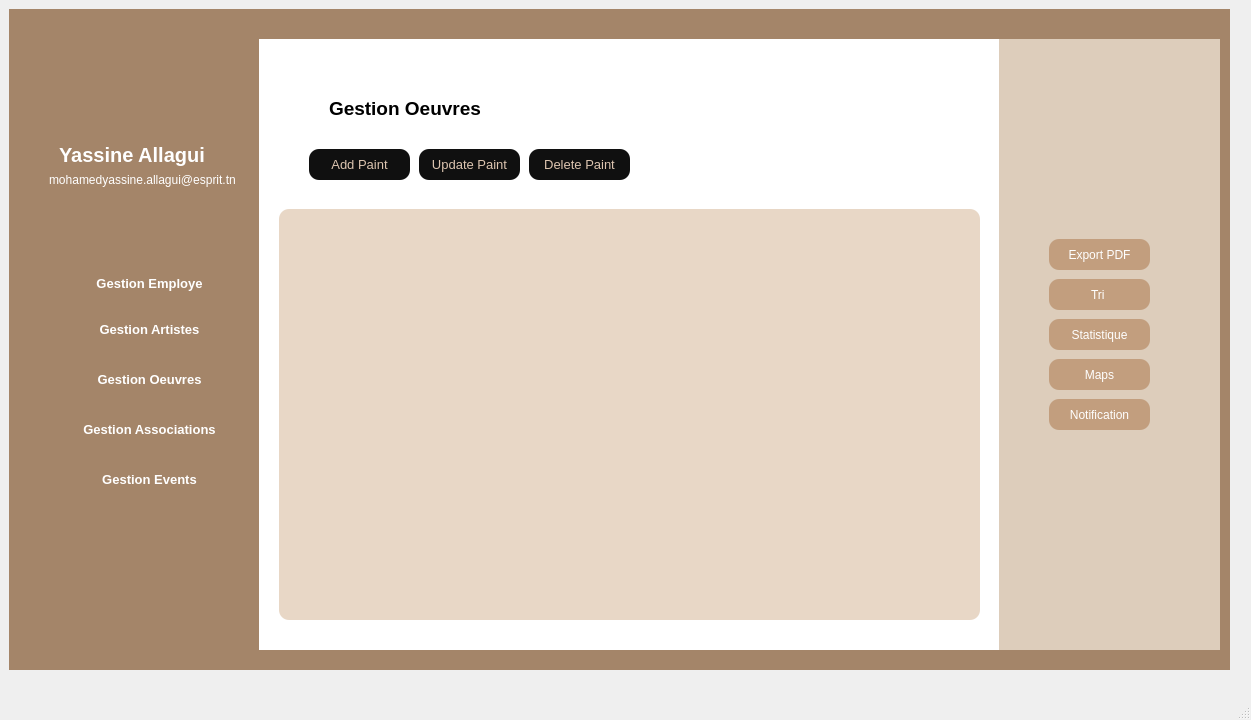
Projet-CPP-2A6/projetQT, file mainwindow.ui: the form before one commit.
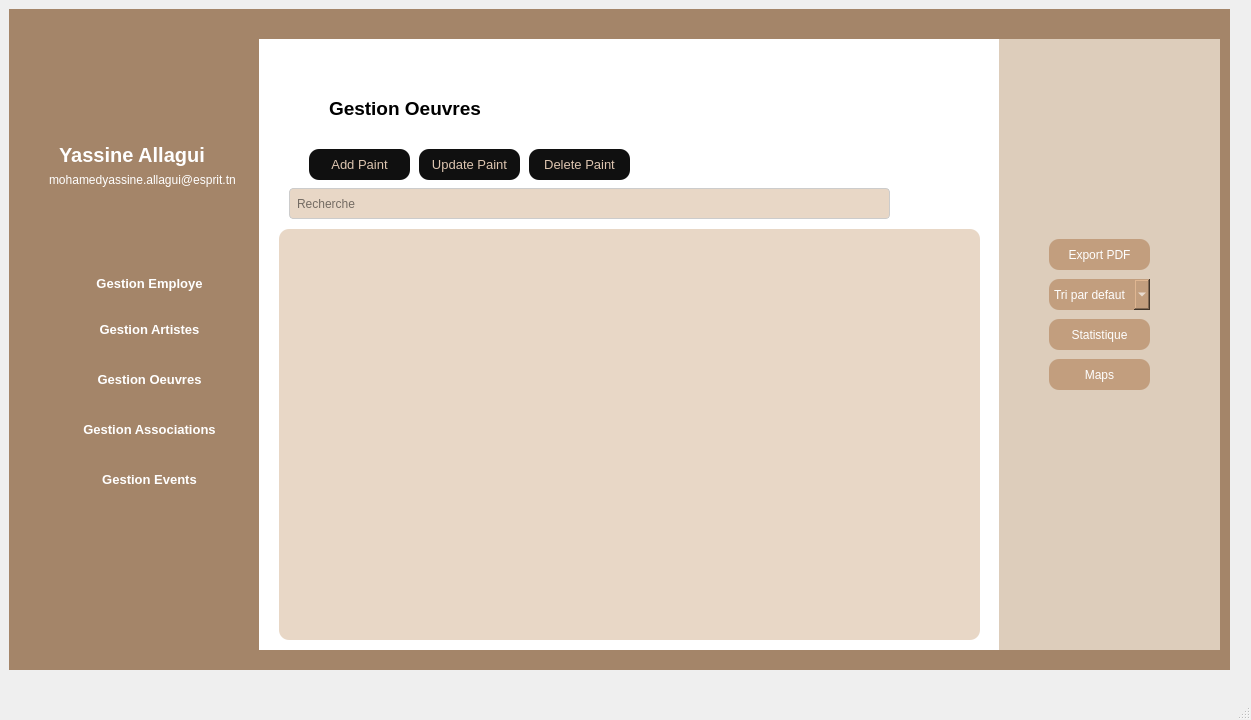
The form after the commit. The open tabs and pages were chosen to show the change.

```diff
--- a/mainwindow.ui
+++ b/mainwindow.ui
@@ -406,34 +406,6 @@
          <property name="styleSheet">
           <string notr="true">background-color: rgb(221, 205, 187);</string>
          </property>
-         <widget class="QPushButton" name="pushButton_10">
-          <property name="geometry">
-           <rect>
-            <x>50</x>
-            <y>240</y>
-            <width>101</width>
-            <height>31</height>
-           </rect>
-          </property>
-          <property name="styleSheet">
-           <string notr="true">QPushButton
-{
-border-radius:10px;
-background-color:#C29E7E;
-color:white;
-}
-QPushButton:pressed{
-padding-left:5px;
-padding-top:5px;
-background-color: #C29E7E;
-
-
-}</string>
-          </property>
-          <property name="text">
-           <string>Tri </string>
-          </property>
-         </widget>
          <widget class="QPushButton" name="pushButton_9">
           <property name="geometry">
            <rect>
@@ -490,34 +462,6 @@
            <string>Maps</string>
           </property>
          </widget>
-         <widget class="QPushButton" name="pushButton_13">
-          <property name="geometry">
-           <rect>
-            <x>50</x>
-            <y>360</y>
-            <width>101</width>
-            <height>31</height>
-           </rect>
-          </property>
-          <property name="styleSheet">
-           <string notr="true">QPushButton
-{
-border-radius:10px;
-background-color:#C29E7E;
-color:white;
-}
-QPushButton:pressed{
-padding-left:5px;
-padding-top:5px;
-background-color: #C29E7E;
-
-
-}</string>
-          </property>
-          <property name="text">
-           <string>Notification</string>
-          </property>
-         </widget>
          <widget class="QPushButton" name="pushButton_11">
           <property name="geometry">
            <rect>
@@ -546,12 +490,50 @@
            <string>Statistique</string>
           </property>
          </widget>
+         <widget class="QComboBox" name="comboBox_4">
+          <property name="geometry">
+           <rect>
+            <x>50</x>
+            <y>240</y>
+            <width>101</width>
+            <height>31</height>
+           </rect>
+          </property>
+          <property name="styleSheet">
+           <string notr="true">
+border-radius:10px;
+background-color:#C29E7E;
+color:white;
+
+</string>
+          </property>
+          <item>
+           <property name="text">
+            <string>Tri par defaut</string>
+           </property>
+          </item>
+          <item>
+           <property name="text">
+            <string>Tri Par Price</string>
+           </property>
+          </item>
+          <item>
+           <property name="text">
+            <string>Tri Par Reference</string>
+           </property>
+          </item>
+          <item>
+           <property name="text">
+            <string>Tri Par Nom</string>
+           </property>
+          </item>
+         </widget>
         </widget>
         <widget class="QTableView" name="tableView">
          <property name="geometry">
           <rect>
            <x>20</x>
-           <y>170</y>
+           <y>190</y>
            <width>701</width>
            <height>411</height>
           </rect>
@@ -584,6 +566,40 @@
           <enum>QAbstractItemView::SelectRows</enum>
          </property>
         </widget>
+        <widget class="QLineEdit" name="lineEdit_6">
+         <property name="geometry">
+          <rect>
+           <x>30</x>
+           <y>149</y>
+           <width>601</width>
+           <height>31</height>
+          </rect>
+         </property>
+         <property name="styleSheet">
+          <string notr="true">QLineEdit {
+border-radius:4px;
+    background-color:  rgb(232, 215, 198); /* Couleur de fond du champ de texte */
+    border: 1px solid #ccc; /* Bordure du champ de texte */
+    border-radius: 4px; /* Coins arrondis */
+    padding: 5px; /* Espace à l'intérieur du champ de texte */
+}
+
+QLineEdit:hover {
+border-radius:4px;
+    border-color: #666; /* Changement de couleur de la bordure au survol */
+}
+
+QLineEdit:focus {
+border-radius:4px;
+    border-color: #2ecc71; /* Couleur de la bordure lorsqu'il est focus */
+    background-color: #f0fff0; /* Couleur de fond lorsqu'il est focus */
+}
+</string>
+         </property>
+         <property name="placeholderText">
+          <string>Recherche</string>
+         </property>
+        </widget>
        </widget>
        <widget class="QWidget" name="page_3">
         <widget class="QLabel" name="label_6">
```
Left out of the diff: 52 changed lines with no effect on the pictures.
